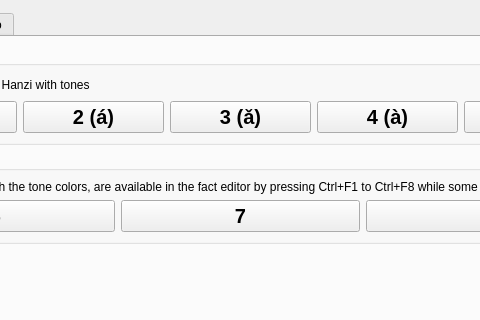
Qt form pinyin/forms/designer/preferences.ui (Nick3C/pinyin-toolkit) before a commit; both pictures show x 261 to 741 and y 0 to 320 of the 900 by 650 pixel window.
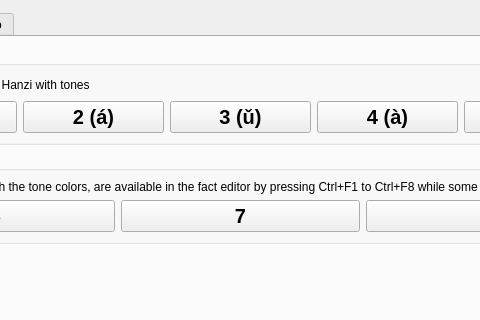
The same form after that commit. The open tabs and pages were chosen to show the change.

Commit message: Speculate about another character in the prefs dialog to solve the font problem on windows

```diff
--- a/pinyin/forms/designer/preferences.ui
+++ b/pinyin/forms/designer/preferences.ui
@@ -322,7 +322,7 @@
                </font>
               </property>
               <property name="text">
-               <string>3 (ǎ)</string>
+               <string>3 (ǔ)</string>
               </property>
              </widget>
             </item>
```
The commit also changes 2 other files.
